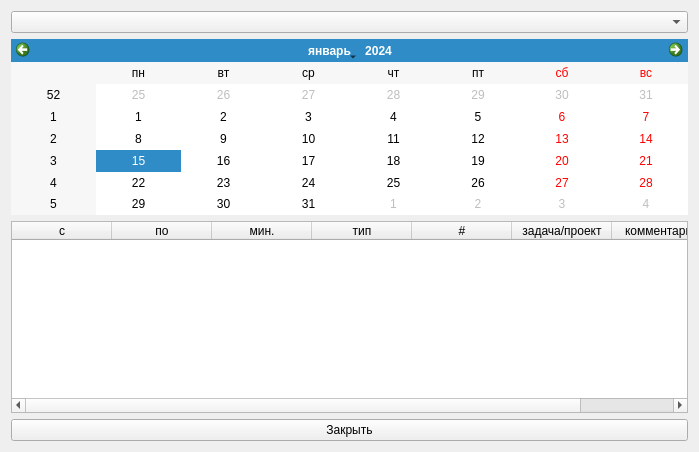
Qt form showtimewindow.ui (xaionaro/tasks) before a commit.
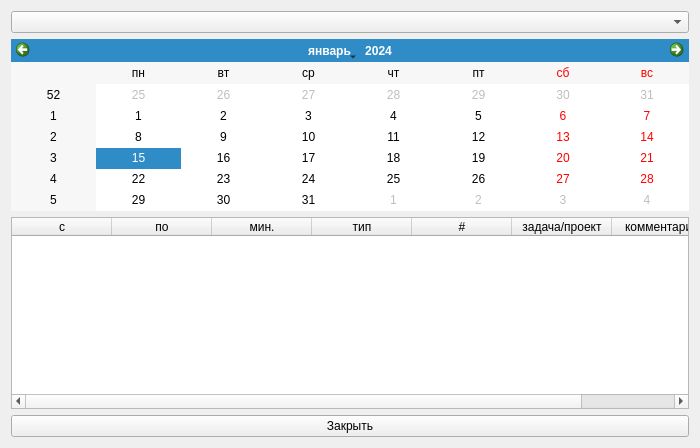
The same form after that commit.

```diff
--- a/showtimewindow.ui
+++ b/showtimewindow.ui
@@ -6,8 +6,8 @@
    <rect>
     <x>0</x>
     <y>0</y>
-    <width>699</width>
-    <height>452</height>
+    <width>700</width>
+    <height>448</height>
    </rect>
   </property>
   <property name="windowTitle">
```
